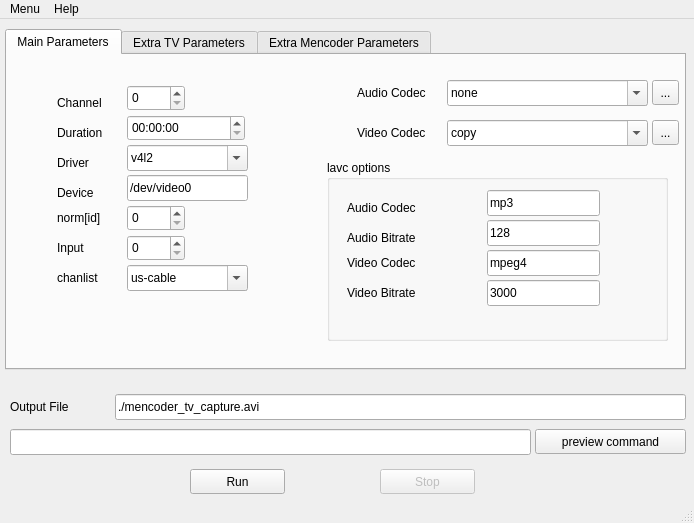
The window that ui/mtvcgui.ui (sbruno/mtvcgui) describes before a commit, drawn with Qt 5.
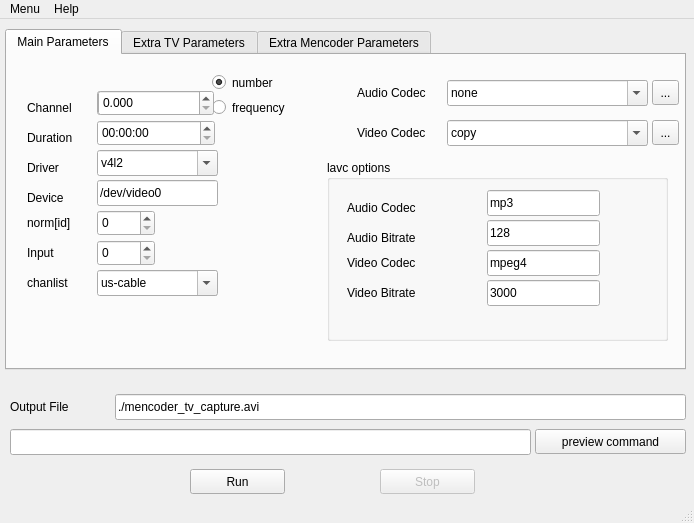
The same window after the commit.

Commit message: Added option to select channel by number or frequency. Added option to capture audio using ALSA and specifying the device. Completed spanish translations. Changes in the way parameters are generated.

The edit to the form file:
```diff
--- a/ui/mtvcgui.ui
+++ b/ui/mtvcgui.ui
@@ -116,8 +116,8 @@
      <widget class="QLabel" name="label_12" >
       <property name="geometry" >
        <rect>
-        <x>50</x>
-        <y>130</y>
+        <x>20</x>
+        <y>135</y>
         <width>66</width>
         <height>16</height>
        </rect>
@@ -129,8 +129,8 @@
      <widget class="QLabel" name="label_6" >
       <property name="geometry" >
        <rect>
-        <x>50</x>
-        <y>155</y>
+        <x>20</x>
+        <y>160</y>
         <width>54</width>
         <height>16</height>
        </rect>
@@ -142,8 +142,8 @@
      <widget class="QSpinBox" name="norm" >
       <property name="geometry" >
        <rect>
-        <x>120</x>
-        <y>150</y>
+        <x>90</x>
+        <y>155</y>
         <width>58</width>
         <height>26</height>
        </rect>
@@ -177,8 +177,8 @@
      <widget class="QComboBox" name="driver" >
       <property name="geometry" >
        <rect>
-        <x>120</x>
-        <y>90</y>
+        <x>90</x>
+        <y>95</y>
         <width>121</width>
         <height>26</height>
        </rect>
@@ -200,8 +200,8 @@
      <widget class="QLineEdit" name="device" >
       <property name="geometry" >
        <rect>
-        <x>120</x>
-        <y>120</y>
+        <x>90</x>
+        <y>125</y>
         <width>121</width>
         <height>26</height>
        </rect>
@@ -264,8 +264,8 @@
      <widget class="QSpinBox" name="input" >
       <property name="geometry" >
        <rect>
-        <x>120</x>
-        <y>180</y>
+        <x>90</x>
+        <y>185</y>
         <width>58</width>
         <height>26</height>
        </rect>
@@ -274,8 +274,8 @@
      <widget class="QLabel" name="label_2" >
       <property name="geometry" >
        <rect>
-        <x>50</x>
-        <y>40</y>
+        <x>20</x>
+        <y>45</y>
         <width>54</width>
         <height>16</height>
        </rect>
@@ -287,8 +287,8 @@
      <widget class="QComboBox" name="chanlist" >
       <property name="geometry" >
        <rect>
-        <x>120</x>
-        <y>210</y>
+        <x>90</x>
+        <y>215</y>
         <width>121</width>
         <height>26</height>
        </rect>
@@ -320,8 +320,8 @@
      <widget class="QLabel" name="label_7" >
       <property name="geometry" >
        <rect>
-        <x>50</x>
-        <y>215</y>
+        <x>20</x>
+        <y>220</y>
         <width>54</width>
         <height>16</height>
        </rect>
@@ -333,8 +333,8 @@
      <widget class="QSpinBox" name="channel" >
       <property name="geometry" >
        <rect>
-        <x>120</x>
-        <y>30</y>
+        <x>90</x>
+        <y>35</y>
         <width>58</width>
         <height>26</height>
        </rect>
@@ -343,8 +343,8 @@
      <widget class="QLabel" name="label_4" >
       <property name="geometry" >
        <rect>
-        <x>50</x>
-        <y>100</y>
+        <x>20</x>
+        <y>105</y>
         <width>71</width>
         <height>16</height>
        </rect>
@@ -356,8 +356,8 @@
      <widget class="QLabel" name="label_3" >
       <property name="geometry" >
        <rect>
-        <x>50</x>
-        <y>70</y>
+        <x>20</x>
+        <y>75</y>
         <width>66</width>
         <height>16</height>
        </rect>
@@ -420,8 +420,8 @@
      <widget class="QTimeEdit" name="duration" >
       <property name="geometry" >
        <rect>
-        <x>120</x>
-        <y>60</y>
+        <x>90</x>
+        <y>65</y>
         <width>118</width>
         <height>26</height>
        </rect>
@@ -433,8 +433,8 @@
      <widget class="QLabel" name="label_5" >
       <property name="geometry" >
        <rect>
-        <x>50</x>
-        <y>185</y>
+        <x>20</x>
+        <y>190</y>
         <width>61</width>
         <height>16</height>
        </rect>
@@ -586,6 +586,51 @@
        <string>...</string>
       </property>
      </widget>
+     <widget class="QRadioButton" name="number_rb" >
+      <property name="geometry" >
+       <rect>
+        <x>205</x>
+        <y>15</y>
+        <width>96</width>
+        <height>25</height>
+       </rect>
+      </property>
+      <property name="text" >
+       <string>number</string>
+      </property>
+      <property name="checked" >
+       <bool>true</bool>
+      </property>
+     </widget>
+     <widget class="QRadioButton" name="freq_rb" >
+      <property name="geometry" >
+       <rect>
+        <x>205</x>
+        <y>40</y>
+        <width>96</width>
+        <height>25</height>
+       </rect>
+      </property>
+      <property name="text" >
+       <string>frequency</string>
+      </property>
+     </widget>
+     <widget class="QDoubleSpinBox" name="frequency" >
+      <property name="geometry" >
+       <rect>
+        <x>91</x>
+        <y>35</y>
+        <width>116</width>
+        <height>26</height>
+       </rect>
+      </property>
+      <property name="decimals" >
+       <number>3</number>
+      </property>
+      <property name="maximum" >
+       <double>9999.989999999999782</double>
+      </property>
+     </widget>
     </widget>
     <widget class="QWidget" name="tab_2" >
      <attribute name="title" >
```
Left out of the diff: 105 changed lines with no effect on the pictures. The commit also changes 6 other files.
